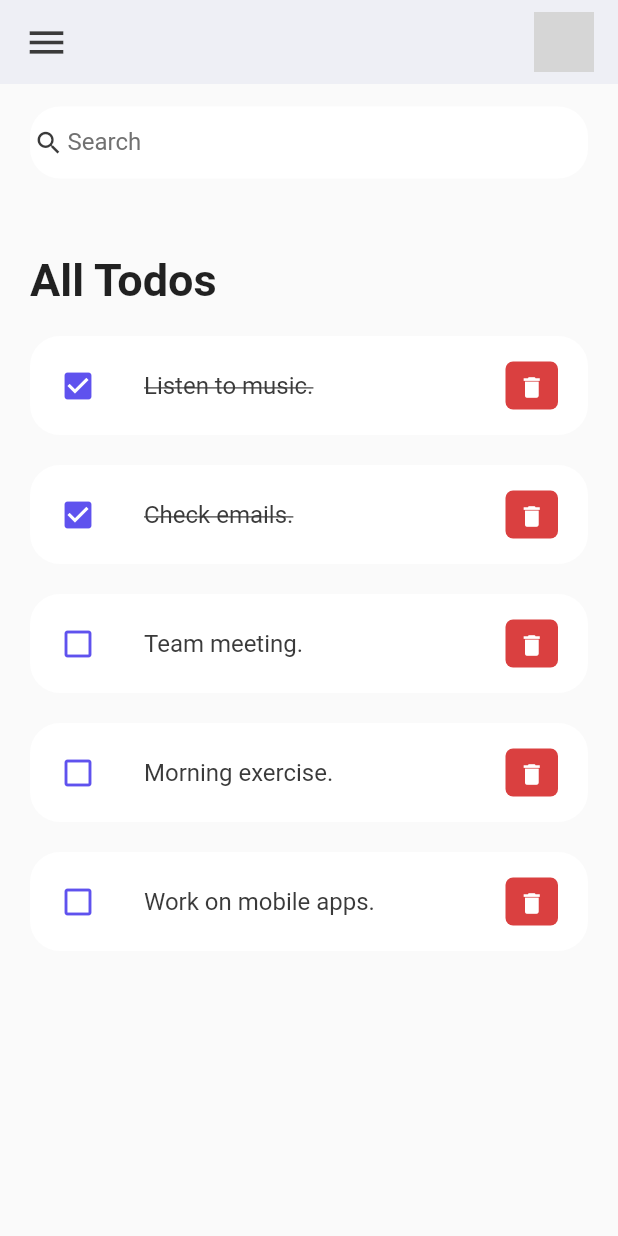
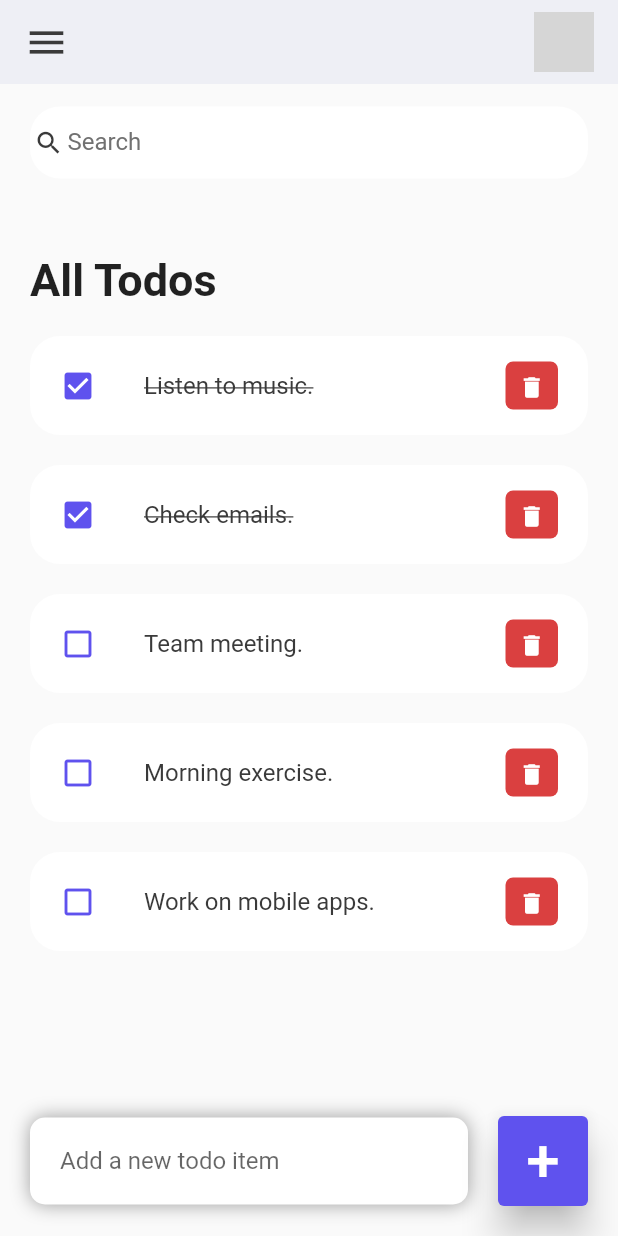
Before and after one commit to busrakk/flutter-todo-app, a Flutter app: the screen it shows after launch, on a phone screen of 412 x 824 dp. Run offline on Flutter 3.47's test engine with Material 2 defaults, Android fonts, the phone set to English and light mode, and no system bars; grey boxes are pictures that could not be loaded.

Commit message:
add to list

```diff
--- a/lib/screens/home.dart
+++ b/lib/screens/home.dart
@@ -97,6 +97,54 @@ class _HomeScreenState extends State<HomeScreen> {
                 ]),
               )
             ]),
+          ),
+          Align(
+            // stack içinde konumlandırmak için bu widget kullanıldı
+            alignment: Alignment.bottomCenter,
+            child: Row(
+              children: [
+                Expanded(
+                    child: Container(
+                  margin:
+                      const EdgeInsets.only(bottom: 20, right: 20, left: 20),
+                  padding:
+                      const EdgeInsets.symmetric(horizontal: 20, vertical: 5),
+                  decoration: BoxDecoration(
+                      color: Colors.white,
+                      boxShadow: const [
+                        BoxShadow(
+                            color: Colors.grey,
+                            offset: Offset(0, 0),
+                            blurRadius: 10,
+                            spreadRadius: 0)
+                      ], // gölgelendirme
+                      borderRadius: BorderRadius.circular(10)),
+                  child: TextField(
+                    controller: _todoController,
+                    decoration: const InputDecoration(
+                        hintText: "Add a new todo item",
+                        border: InputBorder.none),
+                  ),
+                )),
+                // ekleme butonu
+                Container(
+                  margin: const EdgeInsets.only(bottom: 20, right: 20),
+                  child: ElevatedButton(
+                    onPressed: () {
+                      _addTodoItem(_todoController.text);
+                    },
+                    style: ElevatedButton.styleFrom(
+                        backgroundColor: tdBlue,
+                        minimumSize: const Size(60, 60),
+                        elevation: 10),
+                    child: const Text(
+                      '+',
+                      style: TextStyle(fontSize: 40),
+                    ),
+                  ),
+                )
+              ],
+            ),
           )
         ],
       ),
```
